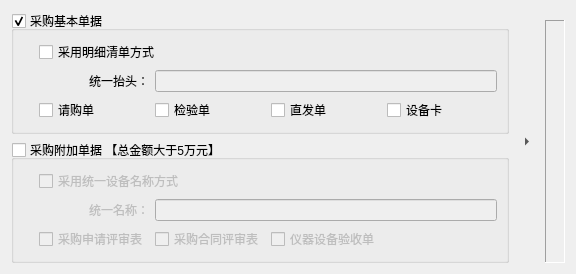
Qt form views/sheets_print_template.ui (earlideal/jiandan) before a commit.
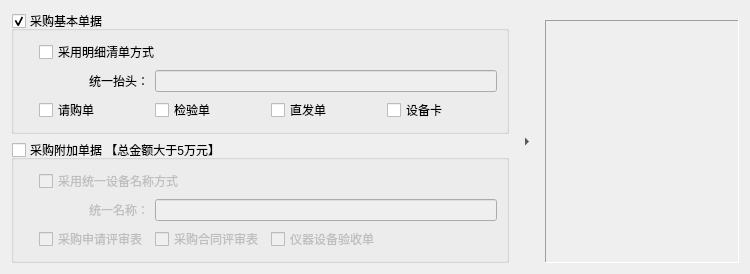
The same form after that commit.

The edit to the form file:
```diff
--- a/views/sheets_print_template.ui
+++ b/views/sheets_print_template.ui
@@ -6,7 +6,7 @@
    <rect>
     <x>0</x>
     <y>0</y>
-    <width>575</width>
+    <width>750</width>
     <height>262</height>
    </rect>
   </property>
@@ -253,7 +253,7 @@
        <property name="frameShadow">
         <enum>QFrame::Sunken</enum>
        </property>
-       <layout class="QHBoxLayout" name="horizontalLayout">
+       <layout class="QVBoxLayout" name="verticalLayout_frame">
         <item>
          <layout class="QVBoxLayout" name="verticalLayout_sheets"/>
         </item>
```
